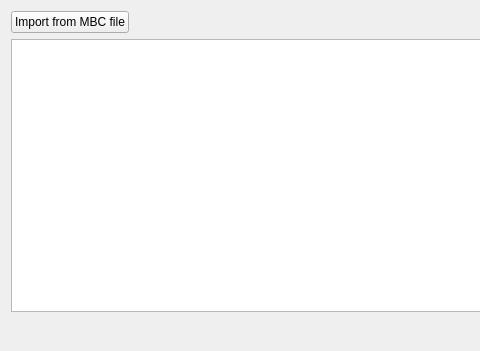
Before: the Qt Designer form src/dialogs/registerdialog.ui in ModbusScope/ModbusScope, drawn with Qt 5; both pictures show x 0 to 480 and y 0 to 351 of the 797 by 351 pixel window.
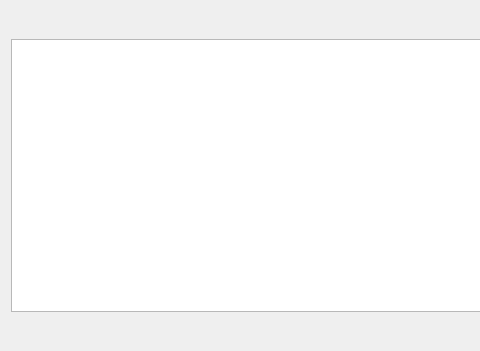
After: the same form once the commit is applied.

Commit message: Move mbc import to mainwindow

What changed in the file:
```diff
--- a/src/dialogs/registerdialog.ui
+++ b/src/dialogs/registerdialog.ui
@@ -16,13 +16,6 @@
   <layout class="QVBoxLayout" name="verticalLayout">
    <item>
     <layout class="QHBoxLayout" name="horizontalLayout">
-     <item>
-      <widget class="QPushButton" name="btnImportFromMbc">
-       <property name="text">
-        <string>Import from MBC file</string>
-       </property>
-      </widget>
-     </item>
      <item>
       <spacer name="horizontalSpacer">
        <property name="orientation">
```
Left out of the diff: 1 changed line with no effect on the pictures. The commit also changes 7 other files.
